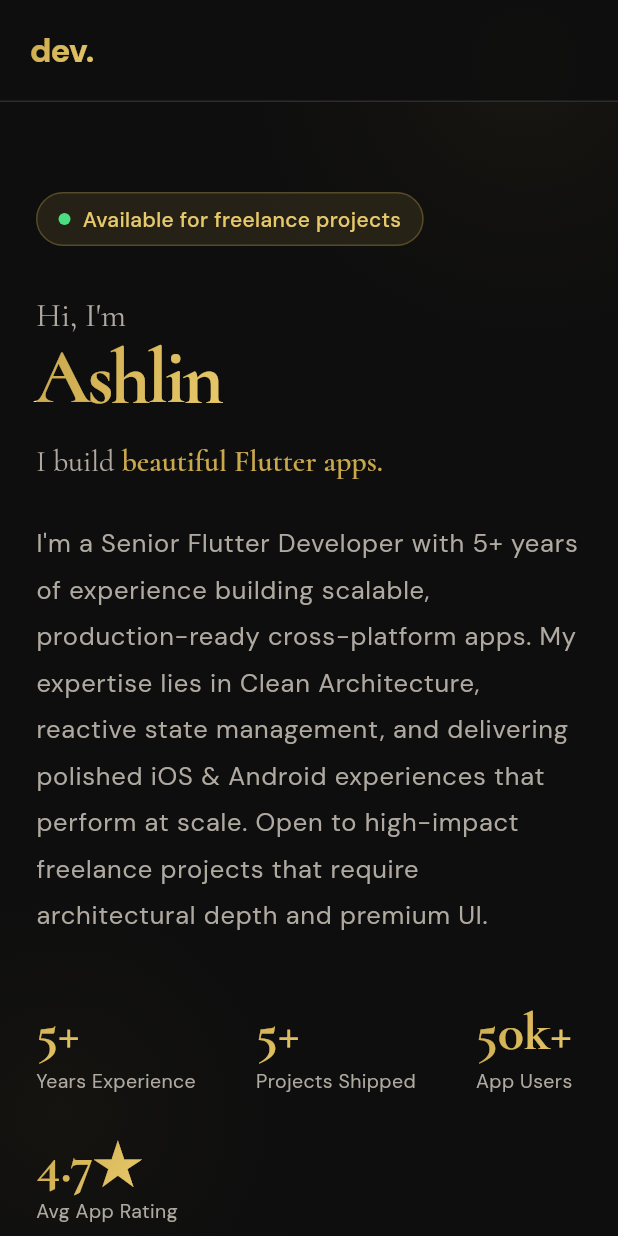
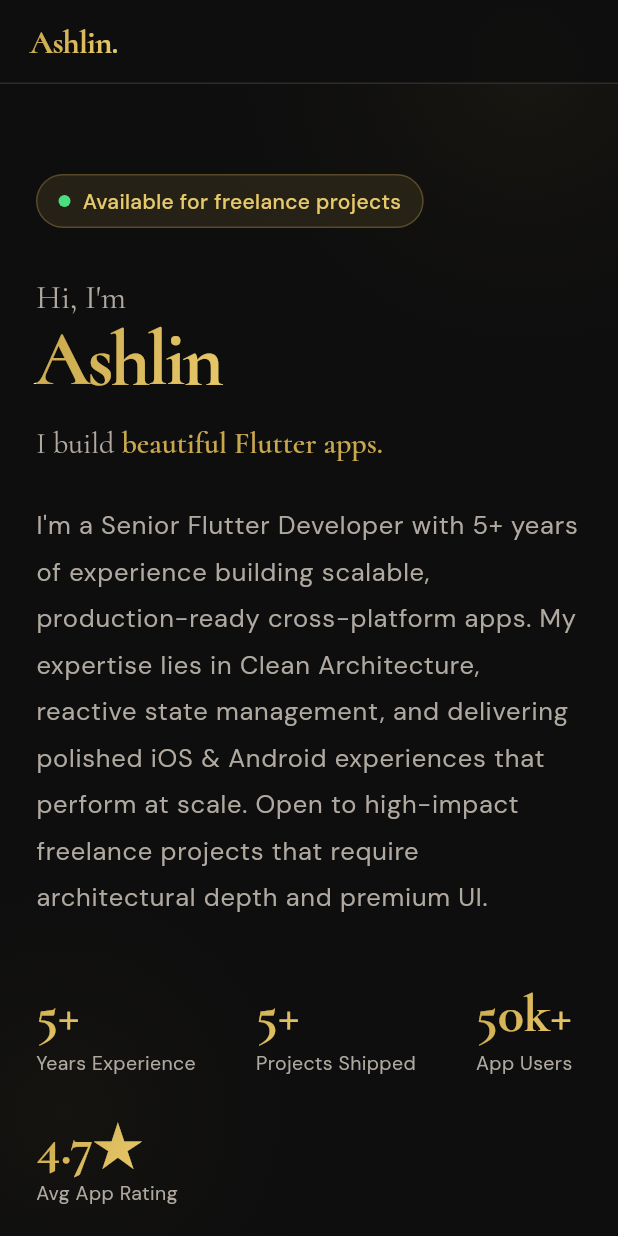
Before and after one commit to shalini-jeyra/portfolio, a Flutter app: the screen it shows after launch, on a phone screen of 412 x 824 dp. Run offline on Flutter 3.47's test engine with Material 3 defaults, Android fonts, the phone set to English and light mode, and no system bars; drawn by our look-alikes of animated_text_kit, flutter_animate; our stand-ins replace google_fonts.

Commit message:
Update browser titles and navbar logo text

```diff
--- a/lib/widgets/navbar.dart
+++ b/lib/widgets/navbar.dart
@@ -43,9 +43,9 @@ class PortfolioNavBar extends StatelessWidget {
           ShaderMask(
             shaderCallback: (bounds) =>
                 AppColors.goldGradient.createShader(bounds),
-            child: const Text(
-              'dev.',
-              style: TextStyle(
+            child: Text(
+              'Ashlin.',
+              style: Theme.of(context).textTheme.displayLarge?.copyWith(
                 color: Colors.white,
                 fontSize: 22,
                 fontWeight: FontWeight.w800,
```
Also changed, not shown: 2 other files.
